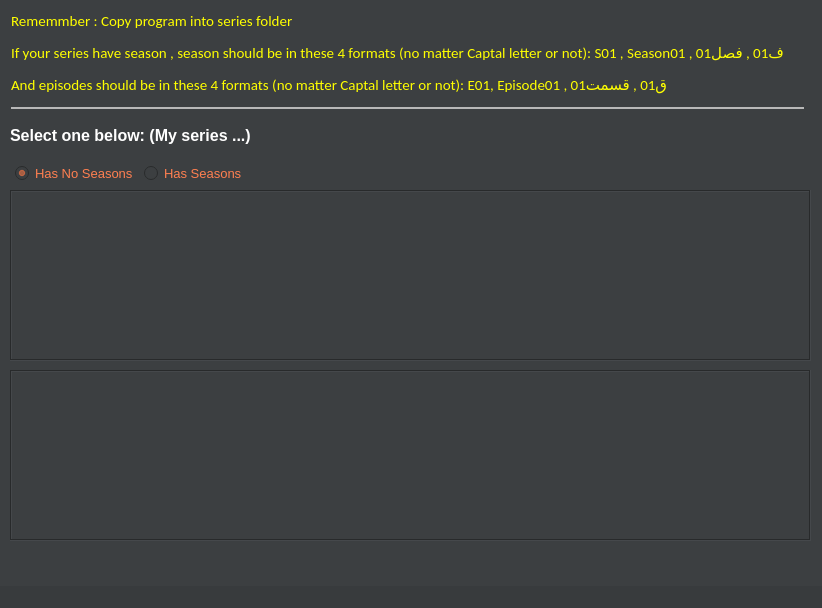
The window that ProgramFile/SeriesEpiCoun.ui (bestmahdi2/SeriesEpisodeCounter) describes before a commit, drawn with Qt 5.
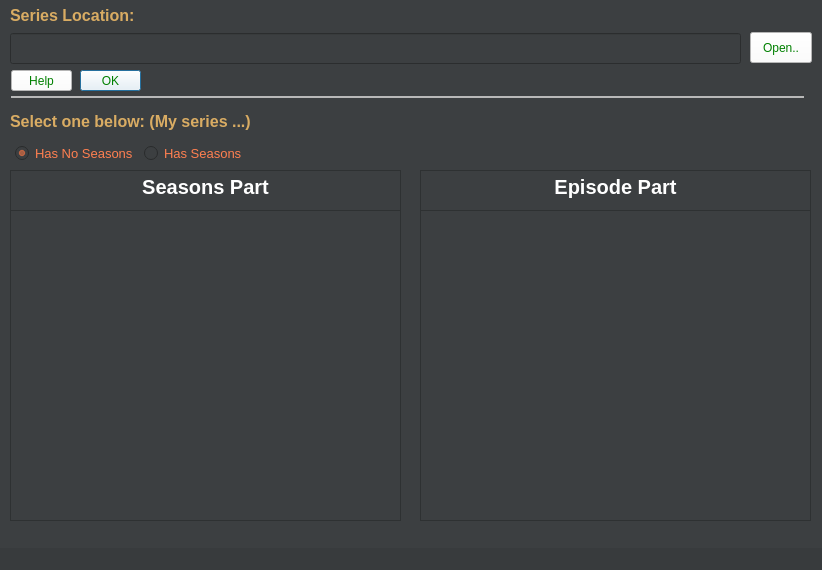
The same window after the commit.

Commit message: GUI updated for opening directory, ok button added, help dialog added

```diff
--- a/ProgramFile/SeriesEpiCoun.ui
+++ b/ProgramFile/SeriesEpiCoun.ui
@@ -10,7 +10,7 @@
     <x>0</x>
     <y>0</y>
     <width>822</width>
-    <height>608</height>
+    <height>570</height>
    </rect>
   </property>
   <property name="sizePolicy">
@@ -21,8 +21,8 @@
   </property>
   <property name="minimumSize">
    <size>
-    <width>822</width>
-    <height>608</height>
+    <width>0</width>
+    <height>0</height>
    </size>
   </property>
   <property name="maximumSize">
@@ -69,7 +69,7 @@
     <property name="geometry">
      <rect>
       <x>10</x>
-      <y>160</y>
+      <y>140</y>
       <width>298</width>
       <height>27</height>
      </rect>
@@ -147,7 +147,7 @@
     <property name="geometry">
      <rect>
       <x>11</x>
-      <y>540</y>
+      <y>520</y>
       <width>793</width>
       <height>31</height>
      </rect>
@@ -170,54 +170,11 @@
      <string/>
     </property>
    </widget>
-   <widget class="QLabel" name="LabelRememmber">
-    <property name="geometry">
-     <rect>
-      <x>11</x>
-      <y>11</y>
-      <width>793</width>
-      <height>91</height>
-     </rect>
-    </property>
-    <property name="sizePolicy">
-     <sizepolicy hsizetype="Fixed" vsizetype="Fixed">
-      <horstretch>0</horstretch>
-      <verstretch>0</verstretch>
-     </sizepolicy>
-    </property>
-    <property name="font">
-     <font>
-      <family>Calibri</family>
-      <pointsize>11</pointsize>
-      <weight>50</weight>
-      <bold>false</bold>
-      <stylestrategy>PreferDefault</stylestrategy>
-     </font>
-    </property>
-    <property name="statusTip">
-     <string>NOTE!!!</string>
-    </property>
-    <property name="styleSheet">
-     <string notr="true">overflow : auto;color:yellow</string>
-    </property>
-    <property name="text">
-     <string>&lt;html&gt;&lt;head/&gt;&lt;body&gt;&lt;p&gt;Rememmber : Copy program into series folder&lt;/p&gt;&lt;p&gt;If your series have season , season should be in these 4 formats (no matter Captal letter or not): S01 , Season01 , ف01 , فصل01&lt;/p&gt;&lt;p&gt;And episodes should be in these 4 formats (no matter Captal letter or not): E01, Episode01 , ق01 , قسمت01&lt;/p&gt;&lt;/body&gt;&lt;/html&gt;</string>
-    </property>
-    <property name="scaledContents">
-     <bool>true</bool>
-    </property>
-    <property name="alignment">
-     <set>Qt::AlignLeading|Qt::AlignLeft|Qt::AlignTop</set>
-    </property>
-    <property name="wordWrap">
-     <bool>true</bool>
-    </property>
-   </widget>
    <widget class="QLabel" name="LabelSelect">
     <property name="geometry">
      <rect>
       <x>10</x>
-      <y>120</y>
+      <y>106</y>
       <width>381</width>
       <height>31</height>
      </rect>
@@ -239,7 +196,7 @@
      <string>Does your series has seasons or not?</string>
     </property>
     <property name="styleSheet">
-     <string notr="true">color:white</string>
+     <string notr="true">color:#D9AC63</string>
     </property>
     <property name="text">
      <string>Select one below: (My series ...)</string>
@@ -249,7 +206,7 @@
     <property name="geometry">
      <rect>
       <x>11</x>
-      <y>100</y>
+      <y>89</y>
       <width>793</width>
       <height>16</height>
      </rect>
@@ -270,10 +227,10 @@
    <widget class="QTextBrowser" name="textBrowserEpi">
     <property name="geometry">
      <rect>
-      <x>10</x>
-      <y>190</y>
-      <width>801</width>
-      <height>171</height>
+      <x>420</x>
+      <y>210</y>
+      <width>391</width>
+      <height>311</height>
      </rect>
     </property>
     <property name="sizePolicy">
@@ -297,14 +254,17 @@
      <string notr="true">color:white ; align:&quot;center&quot;;font-size:17px;</string>
     </property>
     <property name="frameShape">
-     <enum>QFrame::Box</enum>
+     <enum>QFrame::StyledPanel</enum>
+    </property>
+    <property name="frameShadow">
+     <enum>QFrame::Sunken</enum>
     </property>
     <property name="html">
      <string>&lt;!DOCTYPE HTML PUBLIC &quot;-//W3C//DTD HTML 4.0//EN&quot; &quot;http://www.w3.org/TR/REC-html40/strict.dtd&quot;&gt;
 &lt;html&gt;&lt;head&gt;&lt;meta name=&quot;qrichtext&quot; content=&quot;1&quot; /&gt;&lt;style type=&quot;text/css&quot;&gt;
 p, li { white-space: pre-wrap; }
 &lt;/style&gt;&lt;/head&gt;&lt;body style=&quot; font-family:'MS Shell Dlg 2'; font-size:17px; font-weight:400; font-style:normal;&quot;&gt;
-&lt;p align=&quot;center&quot; style=&quot;-qt-paragraph-type:empty; margin-top:0px; margin-bottom:0px; margin-left:0px; margin-right:0px; -qt-block-indent:0; text-indent:0px; font-size:20px;&quot;&gt;&lt;br /&gt;&lt;/p&gt;&lt;/body&gt;&lt;/html&gt;</string>
+&lt;p align=&quot;center&quot; style=&quot;-qt-paragraph-type:empty; margin-top:0px; margin-bottom:0px; margin-left:0px; margin-right:0px; -qt-block-indent:0; text-indent:0px;&quot;&gt;&lt;br /&gt;&lt;/p&gt;&lt;/body&gt;&lt;/html&gt;</string>
     </property>
     <property name="textInteractionFlags">
      <set>Qt::TextBrowserInteraction</set>
@@ -314,9 +274,9 @@
     <property name="geometry">
      <rect>
       <x>10</x>
-      <y>370</y>
-      <width>801</width>
-      <height>171</height>
+      <y>210</y>
+      <width>391</width>
+      <height>311</height>
      </rect>
     </property>
     <property name="sizePolicy">
@@ -340,19 +300,219 @@
      <string notr="true">color:white ; align:&quot;center&quot;;font-size:17px;</string>
     </property>
     <property name="frameShape">
-     <enum>QFrame::Box</enum>
+     <enum>QFrame::StyledPanel</enum>
     </property>
     <property name="html">
      <string>&lt;!DOCTYPE HTML PUBLIC &quot;-//W3C//DTD HTML 4.0//EN&quot; &quot;http://www.w3.org/TR/REC-html40/strict.dtd&quot;&gt;
 &lt;html&gt;&lt;head&gt;&lt;meta name=&quot;qrichtext&quot; content=&quot;1&quot; /&gt;&lt;style type=&quot;text/css&quot;&gt;
 p, li { white-space: pre-wrap; }
 &lt;/style&gt;&lt;/head&gt;&lt;body style=&quot; font-family:'MS Shell Dlg 2'; font-size:17px; font-weight:400; font-style:normal;&quot;&gt;
-&lt;p align=&quot;center&quot; style=&quot;-qt-paragraph-type:empty; margin-top:0px; margin-bottom:0px; margin-left:0px; margin-right:0px; -qt-block-indent:0; text-indent:0px; font-size:20px;&quot;&gt;&lt;br /&gt;&lt;/p&gt;&lt;/body&gt;&lt;/html&gt;</string>
+&lt;p align=&quot;center&quot; style=&quot;-qt-paragraph-type:empty; margin-top:0px; margin-bottom:0px; margin-left:0px; margin-right:0px; -qt-block-indent:0; text-indent:0px;&quot;&gt;&lt;br /&gt;&lt;/p&gt;&lt;/body&gt;&lt;/html&gt;</string>
     </property>
     <property name="textInteractionFlags">
      <set>Qt::TextBrowserInteraction</set>
     </property>
    </widget>
+   <widget class="QLineEdit" name="lineEdit_address">
+    <property name="geometry">
+     <rect>
+      <x>10</x>
+      <y>33</y>
+      <width>731</width>
+      <height>31</height>
+     </rect>
+    </property>
+   </widget>
+   <widget class="QPushButton" name="pushButton_open">
+    <property name="geometry">
+     <rect>
+      <x>750</x>
+      <y>32</y>
+      <width>62</width>
+      <height>31</height>
+     </rect>
+    </property>
+    <property name="styleSheet">
+     <string notr="true">background-color:white</string>
+    </property>
+    <property name="text">
+     <string>Open..</string>
+    </property>
+   </widget>
+   <widget class="QLabel" name="LabelSelect_2">
+    <property name="geometry">
+     <rect>
+      <x>10</x>
+      <y>0</y>
+      <width>381</width>
+      <height>31</height>
+     </rect>
+    </property>
+    <property name="sizePolicy">
+     <sizepolicy hsizetype="Expanding" vsizetype="Expanding">
+      <horstretch>0</horstretch>
+      <verstretch>0</verstretch>
+     </sizepolicy>
+    </property>
+    <property name="font">
+     <font>
+      <pointsize>12</pointsize>
+      <weight>75</weight>
+      <bold>true</bold>
+     </font>
+    </property>
+    <property name="statusTip">
+     <string>Does your series has seasons or not?</string>
+    </property>
+    <property name="styleSheet">
+     <string notr="true">color:#D9AC63</string>
+    </property>
+    <property name="text">
+     <string>Series Location:</string>
+    </property>
+   </widget>
+   <widget class="QDialogButtonBox" name="button_help">
+    <property name="geometry">
+     <rect>
+      <x>11</x>
+      <y>70</y>
+      <width>61</width>
+      <height>21</height>
+     </rect>
+    </property>
+    <property name="cursor">
+     <cursorShape>PointingHandCursor</cursorShape>
+    </property>
+    <property name="layoutDirection">
+     <enum>Qt::LeftToRight</enum>
+    </property>
+    <property name="styleSheet">
+     <string notr="true">background-color:white</string>
+    </property>
+    <property name="orientation">
+     <enum>Qt::Horizontal</enum>
+    </property>
+    <property name="standardButtons">
+     <set>QDialogButtonBox::Help</set>
+    </property>
+    <property name="centerButtons">
+     <bool>true</bool>
+    </property>
+   </widget>
+   <widget class="QTextBrowser" name="textBrowserSeri_head">
+    <property name="geometry">
+     <rect>
+      <x>10</x>
+      <y>170</y>
+      <width>391</width>
+      <height>41</height>
+     </rect>
+    </property>
+    <property name="sizePolicy">
+     <sizepolicy hsizetype="Preferred" vsizetype="Preferred">
+      <horstretch>0</horstretch>
+      <verstretch>0</verstretch>
+     </sizepolicy>
+    </property>
+    <property name="font">
+     <font>
+      <pointsize>-1</pointsize>
+     </font>
+    </property>
+    <property name="cursor" stdset="0">
+     <cursorShape>IBeamCursor</cursorShape>
+    </property>
+    <property name="statusTip">
+     <string>Reasults For Seasons</string>
+    </property>
+    <property name="styleSheet">
+     <string notr="true">color:white ; align:&quot;center&quot;;font-size:17px;</string>
+    </property>
+    <property name="frameShape">
+     <enum>QFrame::StyledPanel</enum>
+    </property>
+    <property name="html">
+     <string>&lt;!DOCTYPE HTML PUBLIC &quot;-//W3C//DTD HTML 4.0//EN&quot; &quot;http://www.w3.org/TR/REC-html40/strict.dtd&quot;&gt;
+&lt;html&gt;&lt;head&gt;&lt;meta name=&quot;qrichtext&quot; content=&quot;1&quot; /&gt;&lt;style type=&quot;text/css&quot;&gt;
+p, li { white-space: pre-wrap; }
+&lt;/style&gt;&lt;/head&gt;&lt;body style=&quot; font-family:'MS Shell Dlg 2'; font-size:17px; font-weight:400; font-style:normal;&quot;&gt;
+&lt;p align=&quot;center&quot; style=&quot; margin-top:0px; margin-bottom:0px; margin-left:0px; margin-right:0px; -qt-block-indent:0; text-indent:0px;&quot;&gt;&lt;span style=&quot; font-size:20px; font-weight:600;&quot;&gt;Seasons Part&lt;/span&gt;&lt;/p&gt;&lt;/body&gt;&lt;/html&gt;</string>
+    </property>
+    <property name="textInteractionFlags">
+     <set>Qt::TextBrowserInteraction</set>
+    </property>
+   </widget>
+   <widget class="QTextBrowser" name="textBrowserEpi_head">
+    <property name="geometry">
+     <rect>
+      <x>420</x>
+      <y>170</y>
+      <width>391</width>
+      <height>41</height>
+     </rect>
+    </property>
+    <property name="sizePolicy">
+     <sizepolicy hsizetype="Preferred" vsizetype="Preferred">
+      <horstretch>0</horstretch>
+      <verstretch>0</verstretch>
+     </sizepolicy>
+    </property>
+    <property name="font">
+     <font>
+      <pointsize>-1</pointsize>
+     </font>
+    </property>
+    <property name="cursor" stdset="0">
+     <cursorShape>IBeamCursor</cursorShape>
+    </property>
+    <property name="statusTip">
+     <string>Reasults For Seasons</string>
+    </property>
+    <property name="styleSheet">
+     <string notr="true">color:white ; align:&quot;center&quot;;font-size:17px;</string>
+    </property>
+    <property name="frameShape">
+     <enum>QFrame::StyledPanel</enum>
+    </property>
+    <property name="html">
+     <string>&lt;!DOCTYPE HTML PUBLIC &quot;-//W3C//DTD HTML 4.0//EN&quot; &quot;http://www.w3.org/TR/REC-html40/strict.dtd&quot;&gt;
+&lt;html&gt;&lt;head&gt;&lt;meta name=&quot;qrichtext&quot; content=&quot;1&quot; /&gt;&lt;style type=&quot;text/css&quot;&gt;
+p, li { white-space: pre-wrap; }
+&lt;/style&gt;&lt;/head&gt;&lt;body style=&quot; font-family:'MS Shell Dlg 2'; font-size:17px; font-weight:400; font-style:normal;&quot;&gt;
+&lt;p align=&quot;center&quot; style=&quot; margin-top:0px; margin-bottom:0px; margin-left:0px; margin-right:0px; -qt-block-indent:0; text-indent:0px;&quot;&gt;&lt;span style=&quot; font-size:20px; font-weight:600;&quot;&gt;Episode Part&lt;/span&gt;&lt;/p&gt;&lt;/body&gt;&lt;/html&gt;</string>
+    </property>
+    <property name="textInteractionFlags">
+     <set>Qt::TextBrowserInteraction</set>
+    </property>
+   </widget>
+   <widget class="QDialogButtonBox" name="button_OK">
+    <property name="geometry">
+     <rect>
+      <x>80</x>
+      <y>70</y>
+      <width>61</width>
+      <height>21</height>
+     </rect>
+    </property>
+    <property name="cursor">
+     <cursorShape>PointingHandCursor</cursorShape>
+    </property>
+    <property name="layoutDirection">
+     <enum>Qt::LeftToRight</enum>
+    </property>
+    <property name="styleSheet">
+     <string notr="true">background-color:white</string>
+    </property>
+    <property name="orientation">
+     <enum>Qt::Horizontal</enum>
+    </property>
+    <property name="standardButtons">
+     <set>QDialogButtonBox::Ok</set>
+    </property>
+    <property name="centerButtons">
+     <bool>true</bool>
+    </property>
+   </widget>
   </widget>
   <widget class="QStatusBar" name="statusbar">
    <property name="styleSheet">
```
Left out of the diff: 3 changed lines with no effect on the pictures. The commit also changes 5 other files.
